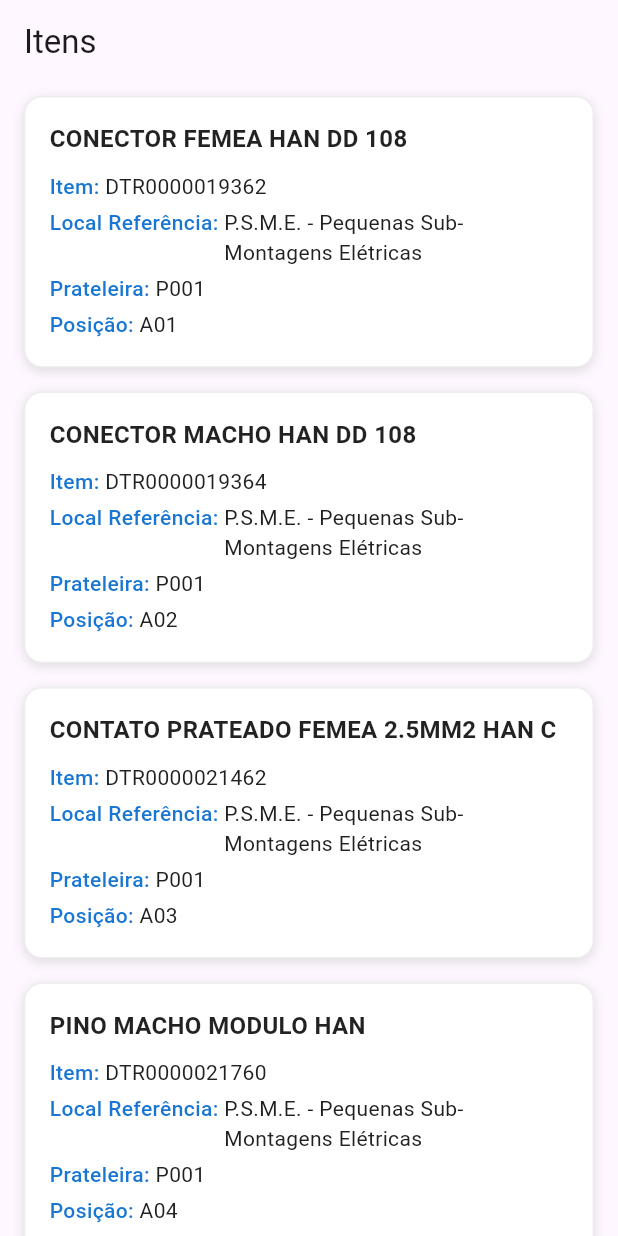
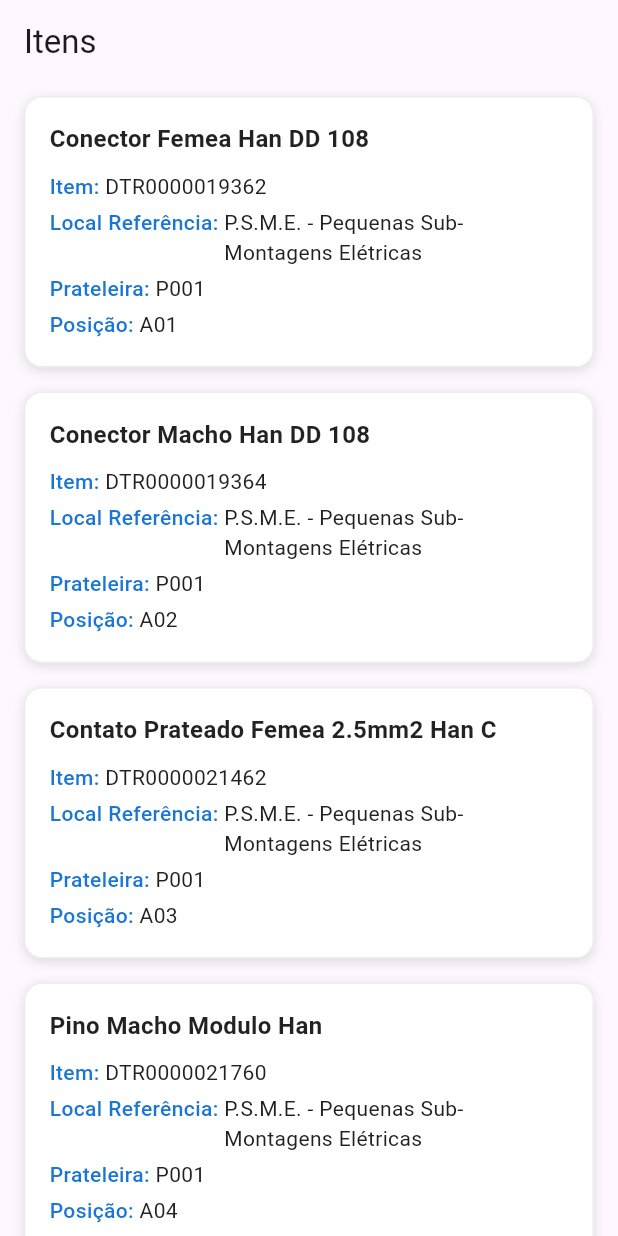
Before and after one commit to eliakimPaulino/finder_app, a Flutter app: the screen it shows after launch, on a phone screen of 412 x 824 dp. Run offline on Flutter 3.47's test engine with Material 3 defaults, Android fonts, the phone set to English and light mode, and no system bars.

Commit message:
feat: add description formatting and update component display logic

```diff
--- a/lib/features/Components/domain/entities/item_entity.dart
+++ b/lib/features/Components/domain/entities/item_entity.dart
@@ -22,4 +22,50 @@
     required this.montagem,
     required this.fluxo,
   });
+
+  // Função para capitalizar a primeira letra de cada palavra, com exceções
+  String capitalizarPrimeiraLetraComExcecoes(String texto) {
+    // Lista de palavras que não devem ser capitalizadas
+    List<String> excecoes = ['de', 'da', 'do', 'dos', 'das', 'a', 'o', 'os', 'as', 'para', 'em', 'com', 'sobre', 'entre'];
+
+    // Lista de palavras que devem ser mantidas em maiúsculas
+    List<String> maintainCapitalize = ['DD', 'EE', 'MM', 'AA', 'CC', 'DDC', 'DDA', 'DDE', 'DDAA', 'DDCC', 'DDMM', 'DDMMCC'];
+
+    // Separar a string em palavras
+    List<String> palavras = texto.split(" ");
+
+    // Capitalizar a primeira letra de cada palavra, com exceção das palavras na lista
+    List<String> palavrasFormatadas = palavras.map((palavra) {
+      if (palavra.isNotEmpty) {
+        // Verificar se a palavra é uma exceção
+        if (excecoes.contains(palavra.toLowerCase())) {
+          return palavra.toLowerCase(); // Deixar em minúscula
+        }
+        if (maintainCapitalize.contains(palavra.toUpperCase())) {
+          return palavra.toUpperCase(); // Manter em maiúsculas
+        }
+        return palavra[0].toUpperCase() + palavra.substring(1).toLowerCase();
+      }
+      return palavra;
+    }).toList();
+
+    // Reunir as palavras de volta em uma string
+    return palavrasFormatadas.join(" ");
+  }
+
+  // Método para retornar uma nova instância de ComponentEntity com a descrição formatada
+  ComponentEntity formatarDescricao() {
+    return ComponentEntity(
+      item: item,
+      descricao: capitalizarPrimeiraLetraComExcecoes(descricao),
+      area: area,
+      localReferencia: localReferencia,
+      prateleira: prateleira,
+      posicao: posicao,
+      projeto: projeto,
+      sigla: sigla,
+      montagem: montagem,
+      fluxo: fluxo,
+    );
+  }
 }
--- a/lib/features/Components/presentation/pages/component_page.dart
+++ b/lib/features/Components/presentation/pages/component_page.dart
@@ -27,11 +27,12 @@ class ComponentPage extends StatelessWidget {
           }
 
           final items = snapshot.data ?? [];
+           final itemsTransformados = items.map((item) => item.formatarDescricao()).toList();
 
           return ListView.builder(
-            itemCount: items.length,
+            itemCount: itemsTransformados.length,
             itemBuilder: (_, index) {
-              final item = items[index];
+              final item = itemsTransformados[index];
               return Container(
                 margin: const EdgeInsets.symmetric(horizontal: 16, vertical: 8),
                 padding: const EdgeInsets.all(16),
@@ -62,11 +63,9 @@ class ComponentPage extends StatelessWidget {
                     KBuildInfoGroup(
                       infoMap: {
                         'Item': item.item,
-                        // 'Descrição': item.descricao,
                         'Local Referência': item.localReferencia,
                         'Prateleira': item.prateleira,
                         'Posição': item.posicao,
-                        // 'Fluxo': item.fluxo,
                       },
                     ),
                   ],
```
Also changed, not shown: assets/data/psme_components/psme_components.json.
